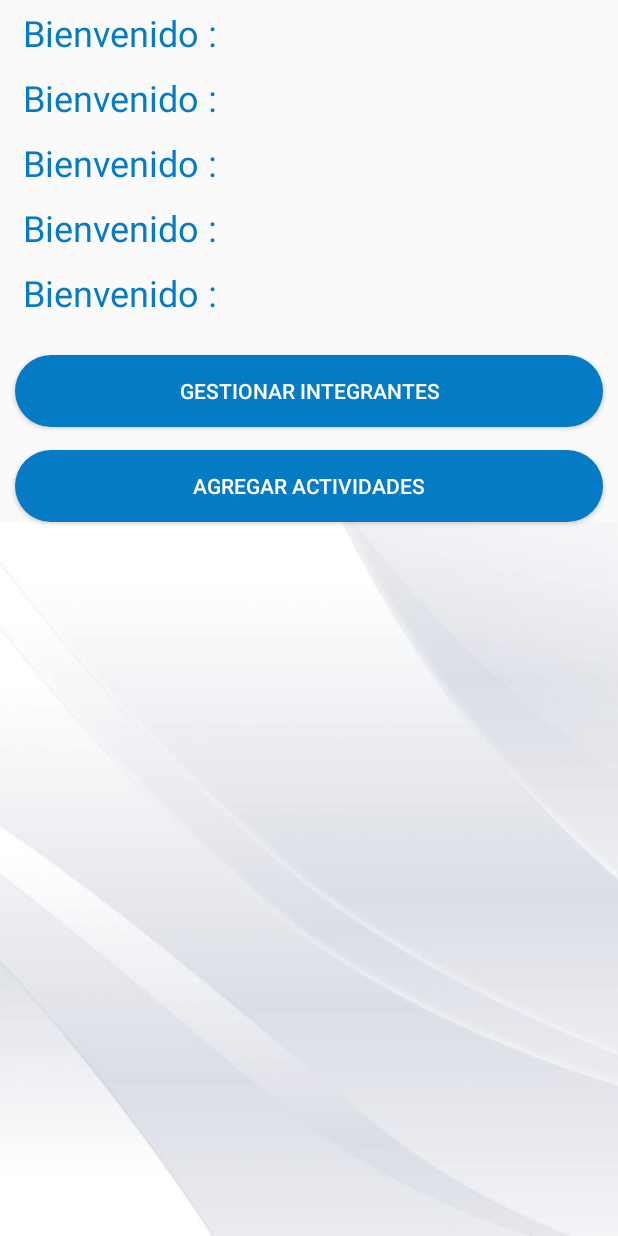
After one commit to NicolasDuranGarces/Android-1, an Android app: the DetalleProyectoPropio screen opened directly, with no data from a screen before it, on a phone screen of 412 x 824 dp. The commit adds this screen. Run offline under Robolectric (Android 15) with nearby library versions, the phone set to English and light mode, and no system bars; 5 statements that could not run were skipped.

Commit message:
Registro Proyectos , Asigna Usuarios , Asigna cargos y Lista cada uno de ellos

```diff
--- a/Proyectos_Institucionales/app/src/main/AndroidManifest.xml
+++ b/Proyectos_Institucionales/app/src/main/AndroidManifest.xml
@@ -9,7 +9,10 @@
         android:roundIcon="@mipmap/ic_launcher_round"
         android:supportsRtl="true"
         android:theme="@style/AppTheme">
-        <activity android:name=".CrearProyecto"></activity>
+        <activity android:name=".EleccionCargoUsuario"></activity>
+        <activity android:name=".GestionIntegrantesProyecto" />
+        <activity android:name=".DetalleProyectoPropio" />
+        <activity android:name=".CrearProyecto" />
         <activity android:name=".misProyectos" />
         <activity android:name=".MenuPrincipal" />
         <activity android:name=".RegistroUsuario" />
--- /dev/null
+++ b/Proyectos_Institucionales/app/src/main/java/com/jose/proyectos_institucionales/DetalleProyectoPropio.java
@@ -0,0 +1,48 @@
+package com.jose.proyectos_institucionales;
+
+import androidx.appcompat.app.AppCompatActivity;
+
+import android.content.Intent;
+import android.os.Bundle;
+import android.view.View;
+import android.widget.TextView;
+
+import com.jose.proyectos_institucionales.controlador.CtlProyecto;
+import com.jose.proyectos_institucionales.modelo.Proyecto;
+
+public class DetalleProyectoPropio extends AppCompatActivity {
+
+    TextView txtNombre,txtFechaInicio,txtFechaFin,txtPorcentaje,txtTiempo;
+    Integer idProyecto;
+    CtlProyecto controladorProyecto;
+    Proyecto pro;
+    @Override
+    protected void onCreate(Bundle savedInstanceState) {
+        super.onCreate(savedInstanceState);
+        setContentView(R.layout.activity_detalle_proyecto_propio);
+        txtNombre = findViewById(R.id.txtNombreProyect);
+        txtFechaInicio = findViewById(R.id.txtFechaInicioPro);
+        txtFechaFin = findViewById(R.id.txtFechaFinProyecto);
+        txtTiempo = findViewById(R.id.txtTiempo);
+        txtPorcentaje = findViewById(R.id.txtNombreProyect);
+
+        controladorProyecto = new CtlProyecto(this);
+
+        Bundle bundle = getIntent().getExtras();
+        idProyecto = bundle.getInt("idProyecto");
+
+        pro = controladorProyecto.buscarProyecto(idProyecto);
+
+        txtNombre.setText("Nombre: "+pro.getNombre());
+        txtFechaInicio.setText("Fecha Incio: "+pro.getFechaInicio());
+        txtFechaFin.setText("Fecha Fin: "+pro.getFechaFin());
+        txtPorcentaje.setText("% Terminado: "+pro.getPorcentajeDesarrollado());
+
+    }
+
+    public void gestionIntegranes(View view){
+        Intent intent = new Intent(this, GestionIntegrantesProyecto.class);
+        intent.putExtra("idProyecto", idProyecto);
+        startActivity(intent);
+    }
+}
--- a/Proyectos_Institucionales/app/src/main/java/com/jose/proyectos_institucionales/controlador/CtlUsuario.java
+++ b/Proyectos_Institucionales/app/src/main/java/com/jose/proyectos_institucionales/controlador/CtlUsuario.java
@@ -28,6 +28,10 @@ public class CtlUsuario {
         return dao.buscarCorreo(correo);
     }
 
+    public Usuario buscarUsuarioPorID(Integer idUsuario){
+        return dao.buscarPorID(idUsuario);
+    }
+
     public boolean eliminarUsuario(Integer id){
         Usuario usuario = new Usuario(id, "", "", "", "", "", "");
         return dao.eliminar(usuario);
--- a/Proyectos_Institucionales/app/src/main/java/com/jose/proyectos_institucionales/modelo/Integrante.java
+++ b/Proyectos_Institucionales/app/src/main/java/com/jose/proyectos_institucionales/modelo/Integrante.java
@@ -1,6 +1,8 @@
 package com.jose.proyectos_institucionales.modelo;
 
-public class Integrante {
+import java.io.Serializable;
+
+public class Integrante  implements Serializable {
 
     private Integer id;
     private Integer idProyecto;
--- /dev/null
+++ b/Proyectos_Institucionales/app/src/main/res/layout/activity_detalle_proyecto_propio.xml
@@ -0,0 +1,149 @@
+<?xml version="1.0" encoding="utf-8"?>
+<RelativeLayout xmlns:android="http://schemas.android.com/apk/res/android"
+    xmlns:app="http://schemas.android.com/apk/res-auto"
+    xmlns:tools="http://schemas.android.com/tools"
+    android:layout_width="match_parent"
+    android:layout_height="match_parent"
+    tools:context=".DetalleProyectoPropio">
+
+
+    <LinearLayout
+        android:layout_width="match_parent"
+        android:layout_height="match_parent"
+        android:orientation="vertical">
+
+        <TextView
+            android:id="@+id/txtNombreProyect"
+            android:layout_width="match_parent"
+            android:layout_height="wrap_content"
+            android:layout_margin="5dp"
+            android:text="Bienvenido : "
+            android:textColor="@color/blue"
+            android:textSize="24sp"
+            android:paddingLeft="10dp"/>
+
+        <TextView
+            android:id="@+id/txtFechaInicioPro"
+            android:layout_width="match_parent"
+            android:layout_height="wrap_content"
+            android:layout_margin="5dp"
+            android:text="Bienvenido : "
+            android:textColor="@color/blue"
+            android:textSize="24sp"
+            android:paddingLeft="10dp"/>
+
+        <TextView
+            android:id="@+id/txtFechaFinProyecto"
+            android:layout_width="match_parent"
+            android:layout_height="wrap_content"
+            android:layout_margin="5dp"
+            android:text="Bienvenido : "
+            android:textColor="@color/blue"
+            android:textSize="24sp"
+            android:paddingLeft="10dp"/>
+
+        <TextView
+            android:id="@+id/txtTiempoProyecto"
+            android:layout_width="match_parent"
+            android:layout_height="wrap_content"
+            android:layout_margin="5dp"
+            android:text="Bienvenido : "
+            android:textColor="@color/blue"
+            android:textSize="24sp"
+            android:paddingLeft="10dp"/>
+
+        <TextView
+            android:id="@+id/txtPorcentaje"
+            android:layout_width="match_parent"
+            android:layout_height="wrap_content"
+            android:layout_margin="5dp"
+            android:paddingLeft="10dp"
+            android:text="Bienvenido : "
+            android:textColor="@color/blue"
+            android:textSize="24sp" />
+
+        <Button
+            android:id="@+id/btnMisProyectos1"
+            android:layout_width="match_parent"
+            android:layout_height="wrap_content"
+            android:layout_marginLeft="10dp"
+            android:layout_marginTop="20dp"
+            android:layout_marginRight="10dp"
+            android:background="@drawable/btn_redondeado_blanco"
+            android:onClick="gestionIntegranes"
+            android:text="Gestionar Integrantes"
+            android:textColor="@color/white" />
+
+        <Button
+            android:id="@+id/btnMisProyectos2"
+            android:layout_width="match_parent"
+            android:layout_height="wrap_content"
+            android:layout_marginLeft="10dp"
+            android:layout_marginTop="15dp"
+            android:layout_marginRight="10dp"
+            android:background="@drawable/btn_redondeado_blanco"
+            android:text="Agregar Actividades"
+            android:textColor="@color/white" />
+
+        <ImageView
+            android:layout_width="match_parent"
+            android:layout_height="match_parent"
+            android:scaleType="centerCrop"
+            android:src="@drawable/findototal" />
+
+        <Button
+            android:id="@+id/btnMisProyectos3"
+            android:layout_width="match_parent"
+            android:layout_height="wrap_content"
+            android:layout_marginLeft="10dp"
+            android:layout_marginTop="15dp"
+            android:layout_marginRight="10dp"
+            android:background="@drawable/btn_redondeado_blanco"
+            android:text="Gestion de cargos"
+            android:textColor="@color/white" />
+
+        <Button
+            android:id="@+id/btnMisProyectos4"
+            android:layout_width="match_parent"
+            android:layout_height="wrap_content"
+            android:layout_marginLeft="10dp"
+            android:layout_marginTop="15dp"
+            android:layout_marginRight="10dp"
+            android:background="@drawable/btn_redondeado_blanco"
+            android:text="gestion de reuiniones"
+            android:textColor="@color/white" />
+
+        <Button
+            android:id="@+id/btnMisProyectos5"
+            android:layout_width="match_parent"
+            android:layout_height="wrap_content"
+            android:layout_marginLeft="10dp"
+            android:layout_marginTop="15dp"
+            android:layout_marginRight="10dp"
+            android:background="@drawable/btn_redondeado_blanco"
+            android:text="Modificar Proyecto"
+            android:textColor="@color/white" />
+
+        <Button
+            android:id="@+id/btnMisProyectos6"
+            android:layout_width="match_parent"
+            android:layout_height="wrap_content"
+            android:layout_marginLeft="10dp"
+            android:layout_marginTop="15dp"
+            android:layout_marginRight="10dp"
+            android:background="@drawable/btn_redondeado_blanco"
+            android:text="Eliminar Proyecto"
+            android:textColor="@color/white" />
+
+        <Button
+            android:id="@+id/btnMisProyectos"
+            android:layout_width="match_parent"
+            android:layout_height="wrap_content"
+            android:layout_marginLeft="10dp"
+            android:layout_marginTop="15dp"
+            android:layout_marginRight="10dp"
+            android:background="@drawable/btn_redondeado_blanco"
+            android:text="Regresar"
+            android:textColor="@color/white" />
+    </LinearLayout>
+</RelativeLayout>
--- a/Proyectos_Institucionales/app/src/main/res/layout/activity_mis_proyectos.xml
+++ b/Proyectos_Institucionales/app/src/main/res/layout/activity_mis_proyectos.xml
@@ -30,10 +30,10 @@
             android:paddingLeft="50dp"/>
 
         <ListView
+            android:id="@+id/listaProyectos"
             android:layout_width="match_parent"
             android:layout_height="515dp"
-            android:layout_marginBottom="20dp"
-            >
+            android:layout_marginBottom="20dp">
 
         </ListView>
 
--- /dev/null
+++ b/Proyectos_Institucionales/app/src/main/res/values/refs.xml
@@ -0,0 +1,2 @@
+<?xml version="1.0" encoding="utf-8"?>
+<resources></resources>
```
Also changed, not shown: Proyectos_Institucionales/app/src/main/java/com/jose/proyectos_institucionales/EleccionCargoUsuario.java (added, +78 -0 lines), Proyectos_Institucionales/app/src/main/java/com/jose/proyectos_institucionales/GestionIntegrantesProyecto.java (added, +135 -0 lines), Proyectos_Institucionales/app/src/main/java/com/jose/proyectos_institucionales/dao/UsuarioDAO.java (+30 -0 lines), Proyectos_Institucionales/app/src/main/java/com/jose/proyectos_institucionales/misProyectos.java (+52 -0 lines), Proyectos_Institucionales/app/src/main/res/layout/activity_eleccion_cargo_usuario.xml (added, +19 -0 lines), Proyectos_Institucionales/app/src/main/res/layout/activity_gestion_integrantes_proyecto.xml (added, +43 -0 lines).
